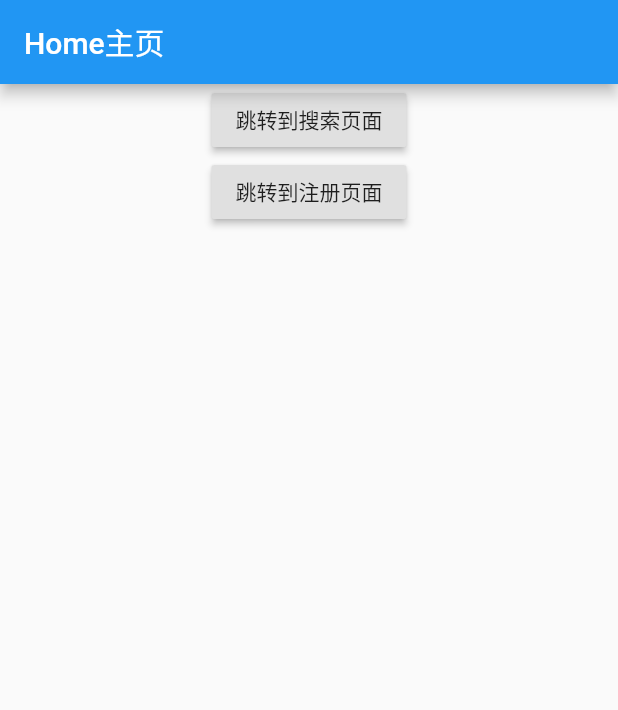
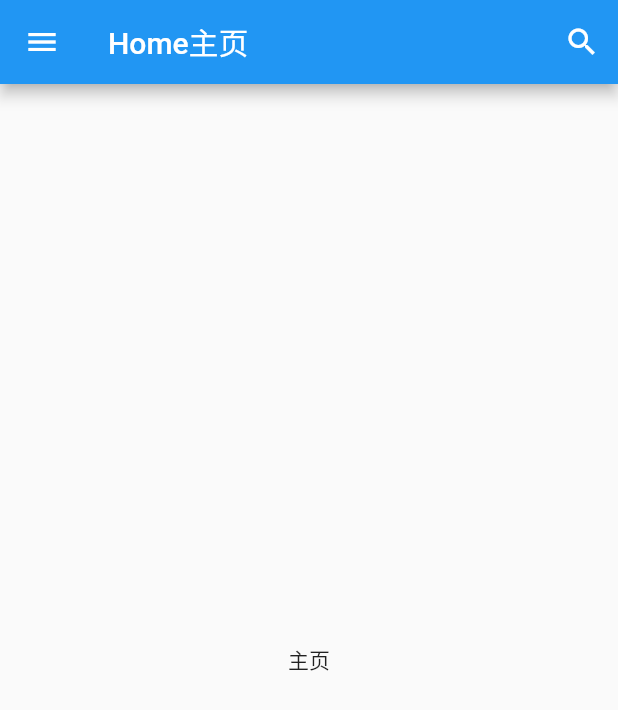
Before and after one commit to pjqdyd/Flutter-demo, a Flutter app: the screen it shows after launch, on a phone screen of 412 x 824 dp. Shown: the top 710 px of the screen. Run offline on Flutter 3.47's test engine with Material 2 defaults, Android fonts, the phone set to English and light mode, and no system bars.

Commit message:
AppBar配置

```diff
--- a/lib/main.dart
+++ b/lib/main.dart
@@ -8,6 +8,7 @@ class MyApp extends StatelessWidget {
   @override
   Widget build(BuildContext context) {
     return MaterialApp(
+        debugShowCheckedModeBanner: false, //去掉debug显示
         //home: HomePage(),
         initialRoute: '/', //初始化时加载的路由(HomePage主页)
         onGenerateRoute: onGenerateRoute //调用Routes.dart中的可传参数方法
--- a/lib/pages/Home.dart
+++ b/lib/pages/Home.dart
@@ -13,25 +13,28 @@ class _HomePageState extends State<HomePage> {
     return Scaffold(
       appBar: AppBar(
         title: Text("Home主页"),
+
+        //centerTitle: true,
+
+        //backgroundColor: Colors.green,
+
+        //leading: Icon(Icons.menu),  //左侧普通图标
+
+        leading: IconButton(  //左侧按钮图标
+          icon: Icon(Icons.menu),
+          onPressed: () {},
+        ),
+
+        actions: <Widget>[ //右侧图标组
+          IconButton(
+            icon: Icon(Icons.search),
+            onPressed: () {},
+          ),
+        ],
       ),
+
       body: Center(
-        child: Column(
-          children: <Widget>[
-            RaisedButton(
-              child: Text("跳转到搜索页面"),
-              onPressed: () {
-                //Navigator.pushNamed(context, "/search");
-                Navigator.pushNamed(context, "/search", arguments: {'id': 123});
-              },
-            ),
-            RaisedButton(
-              child: Text("跳转到注册页面"),
-              onPressed: () {
-                Navigator.pushNamed(context, "/register");
-              },
-            )
-          ],
-        ),
+        child: Text("主页"),
       ),
     );
   }
--- a/lib/routes/Routes.dart
+++ b/lib/routes/Routes.dart
@@ -2,14 +2,13 @@ import 'package:flutter/material.dart';
 import '../pages/Home.dart';
 import '../pages/user/Login.dart';
 import '../pages/user/Register.dart';
-import '../pages/Search.dart';
 
 //定义常量命名路由
 final routers = {
   '/': (context) => HomePage(),
   '/register': (context) => RegisterPage(),
   '/login': (context) => LoginPage(),
-  '/search': (context, {arguments}) => SearchPage(arguments: arguments),
+  //'/search': (context, {arguments}) => SearchPage(arguments: arguments),
 };
 
 //监听路由实现命名路由可传参数的方法 (固定写法,直接复制即可)
```
Also changed, not shown: lib/pages/Search.dart (deleted, +0 -35 lines), lib/pages/user/Login.dart (+5 -18 lines).
